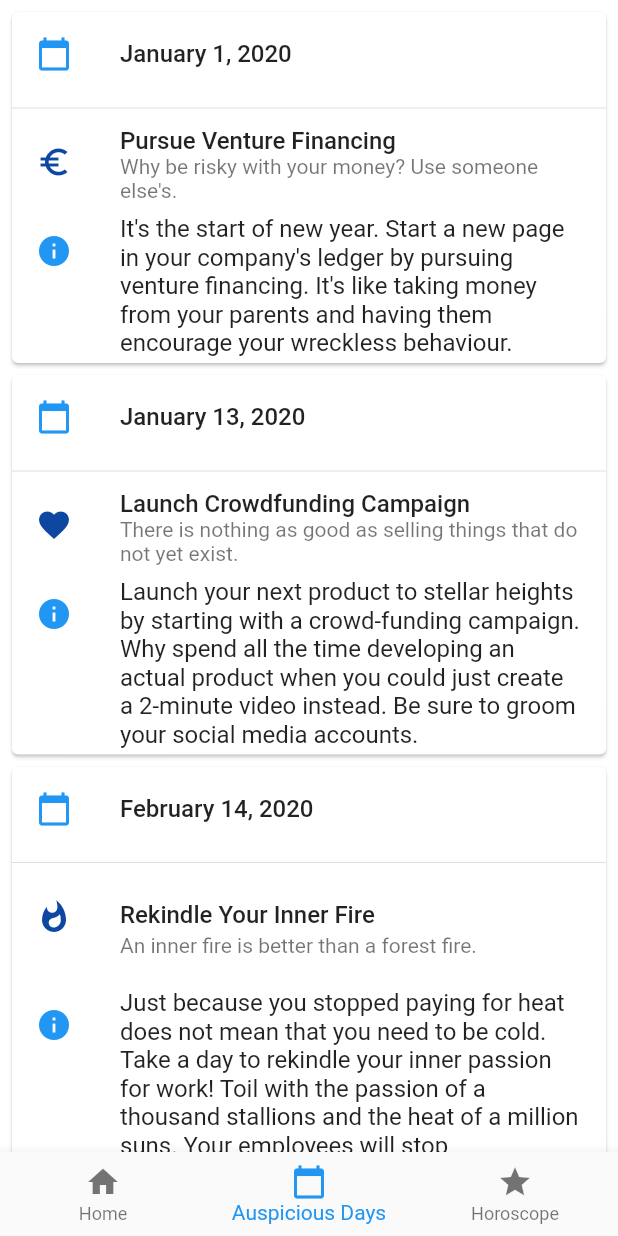
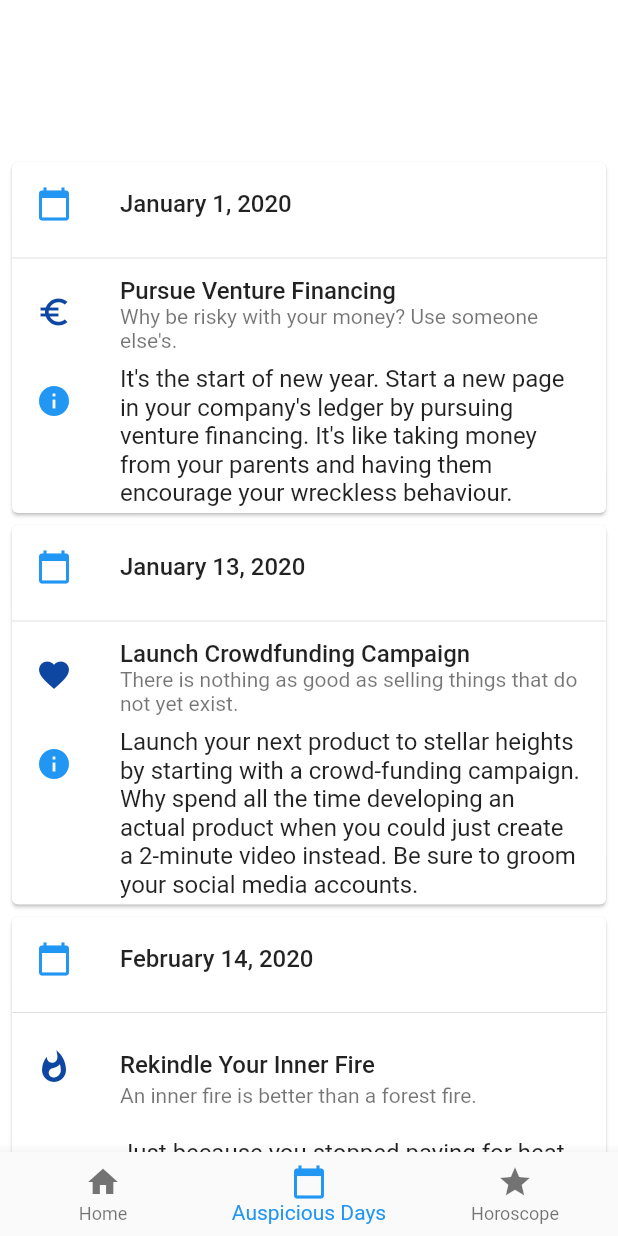
Before and after one commit to AnnaNican/corporate_chakra, a Flutter app: the screen it shows after launch, item 2 of the bottom bar chosen, on a phone screen of 412 x 824 dp. Run offline on Flutter 3.47's test engine with Material 2 defaults, Android fonts, the phone set to English and light mode, and no system bars.

Commit message:
Added logo to home screen, made minor UI tweaks

```diff
--- a/lib/dates_widget.dart
+++ b/lib/dates_widget.dart
@@ -60,6 +60,7 @@ class DatesWidget extends StatelessWidget {
         primary: true,
         padding: const EdgeInsets.all(4.0),
         children: <Widget>[
+          Padding(padding: EdgeInsets.all(50),),
           DateCardWidget('Pursue Venture Financing', 'Why be risky with your money? Use someone else\'s.', Icons.euro_symbol, 'January 1, 2020', 'It\'s the start of new year. Start a new page in your company\'s ledger by pursuing venture financing. It\'s like taking money from your parents and having them encourage your wreckless behaviour.'),
           DateCardWidget('Launch Crowdfunding Campaign', 'There is nothing as good as selling things that do not yet exist.', Icons.favorite, 'January 13, 2020', 'Launch your next product to stellar heights by starting with a crowd-funding campaign. Why spend all the time developing an actual product when you could just create a 2-minute video instead. Be sure to groom your social media accounts.'),
           DateCardWidget('Rekindle Your Inner Fire', 'An inner fire is better than a forest fire.', Icons.whatshot, 'February 14, 2020', 'Just because you stopped paying for heat does not mean that you need to be cold. Take a day to rekindle your inner passion for work! Toil with the passion of a thousand stallions and the heat of a million suns. Your employees will stop complaining that their 2nd pair of gloves makes it hard to type.'),
--- a/lib/home_widget.dart
+++ b/lib/home_widget.dart
@@ -13,7 +13,34 @@ class Home extends StatefulWidget {
 class _HomeState extends State<Home> {
   int _currentIndex = 0;
   final List<Widget> _children = [
-    PlaceholderWidget(Colors.white),
+    Container(
+        color: Colors.white,
+      child:Column(
+        crossAxisAlignment: CrossAxisAlignment.center,
+        mainAxisSize: MainAxisSize.max,
+        mainAxisAlignment: MainAxisAlignment.center,
+        children: <Widget>[
+          // Title
+          Text("Corporate Charka",
+            textAlign: TextAlign.justify,
+            style: TextStyle(
+              color: Colors.grey[800],
+              fontWeight: FontWeight.bold,
+              fontSize: 30,
+            ),
+          ),
+          // Subtitle
+          Text("The mobile app for auspicious busness strategies.",
+            style: TextStyle(
+              fontWeight: FontWeight.w200,
+              fontStyle: FontStyle.italic
+            )
+          ),
+          // Logo Image
+          Image.asset('assets/logo.png'),
+        ],
+      )
+    ),
     DatesWidget(Colors.white),
     HoroscopePage(),
   ];
--- a/lib/horoscope.dart
+++ b/lib/horoscope.dart
@@ -4,8 +4,7 @@ import 'package:flutter/material.dart';
 class HoroscopePage extends StatelessWidget {
   @override
   Widget build(BuildContext context) {
-    return MaterialApp(
-      home: Scaffold(
+    return Scaffold(
         body: Container(
           margin: EdgeInsets.symmetric(vertical: 0.0),
           child: ListView(
@@ -253,8 +252,7 @@ class HoroscopePage extends StatelessWidget {
               ),
             ],
           ),
-        ),
-      ),
+        )
     );
   }
 }
--- a/pubspec.yaml
+++ b/pubspec.yaml
@@ -40,6 +40,8 @@ flutter:
   # the material Icons class.
   uses-material-design: true
 
+  assets:
+    - assets/logo.png
   # To add assets to your application, add an assets section, like this:
   # assets:
   #  - images/a_dot_burr.jpeg
```
Also changed, not shown: assets/logo.png (added).
